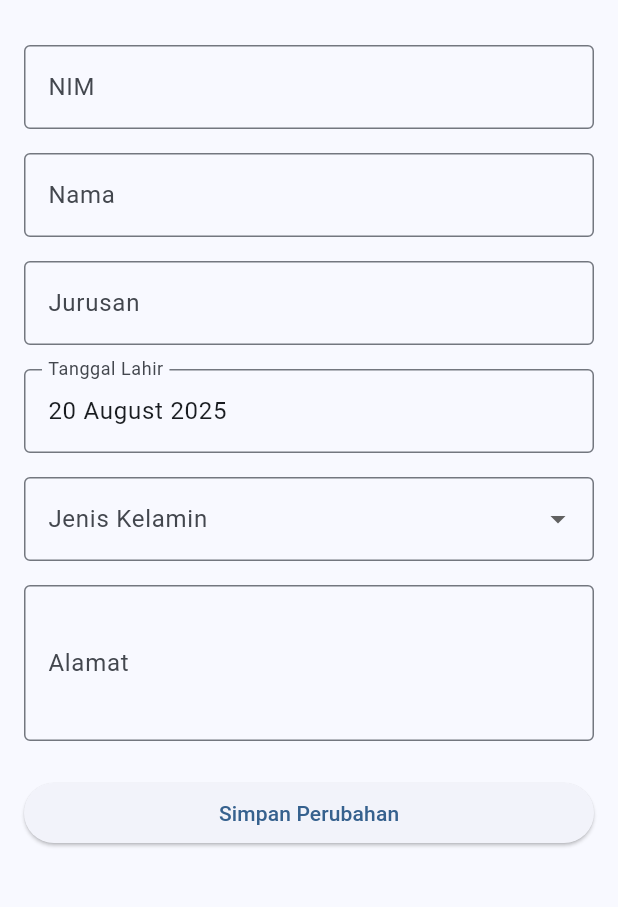
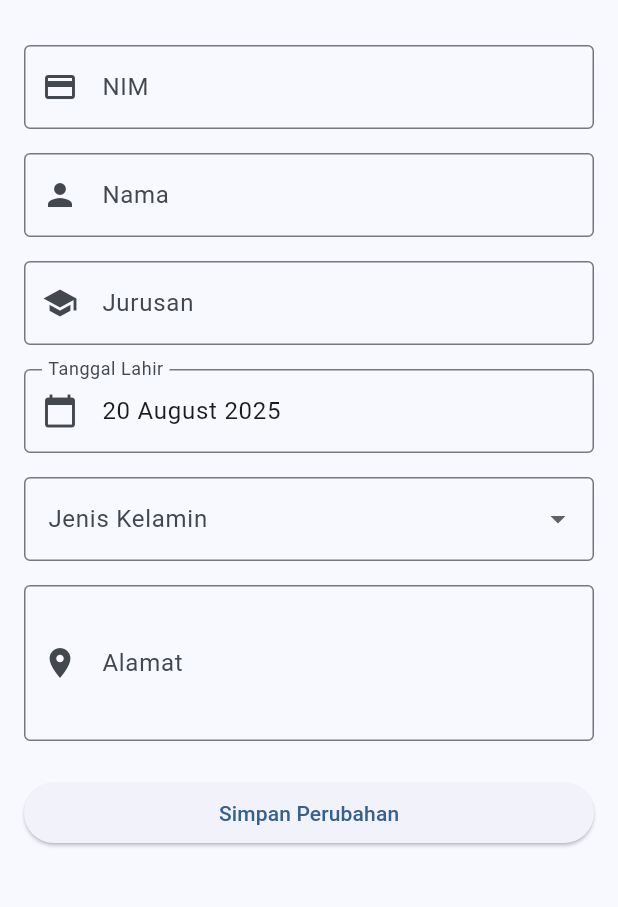
Before and after one commit to panjiarif/mahasiswa_app, a Flutter app: the EditDataPage screen opened directly with empty values, on a phone screen of 412 x 824 dp, the part 63-970 px from its top. Run offline on Flutter 3.47's test engine with Material 3 defaults, Android fonts, the phone set to English and light mode, and no system bars; our stand-ins replace sqflite; accounts and stored records are empty.

Commit message:
menambah ikon untuk form

```diff
--- a/lib/pages/edit_data_page.dart
+++ b/lib/pages/edit_data_page.dart
@@ -82,27 +82,39 @@ class _EditDataPageState extends State<EditDataPage> {
             children: [
               TextFormField(
                 controller: _nimController,
-                decoration: const InputDecoration(labelText: 'NIM', border: OutlineInputBorder()),
+                decoration: const InputDecoration(
+                    labelText: 'NIM',
+                    border: OutlineInputBorder(),
+                    prefixIcon: Icon(Icons.credit_card)),
                 validator: (value) {
-                  if (value == null || value.isEmpty) return 'NIM tidak boleh kosong';
+                  if (value == null || value.isEmpty)
+                    return 'NIM tidak boleh kosong';
                   return null;
                 },
               ),
               const SizedBox(height: 16),
               TextFormField(
                 controller: _namaController,
-                decoration: const InputDecoration(labelText: 'Nama', border: OutlineInputBorder()),
+                decoration: const InputDecoration(
+                    labelText: 'Nama',
+                    border: OutlineInputBorder(),
+                    prefixIcon: Icon(Icons.person)),
                 validator: (value) {
-                  if (value == null || value.isEmpty) return 'Nama tidak boleh kosong';
+                  if (value == null || value.isEmpty)
+                    return 'Nama tidak boleh kosong';
                   return null;
                 },
               ),
               const SizedBox(height: 16),
               TextFormField(
                 controller: _jurusanController,
-                decoration: const InputDecoration(labelText: 'Jurusan', border: OutlineInputBorder()),
+                decoration: const InputDecoration(
+                    labelText: 'Jurusan',
+                    border: OutlineInputBorder(),
+                    prefixIcon: Icon(Icons.school)),
                 validator: (value) {
-                  if (value == null || value.isEmpty) return 'Jurusan tidak boleh kosong';
+                  if (value == null || value.isEmpty)
+                    return 'Jurusan tidak boleh kosong';
                   return null;
                 },
               ),
@@ -111,10 +123,15 @@ class _EditDataPageState extends State<EditDataPage> {
                 onTap: () => _pickDate(context),
                 child: AbsorbPointer(
                   child: TextFormField(
-                    controller: TextEditingController(text: DateFormat('dd MMMM yyyy').format(_selectedDate)),
-                    decoration: const InputDecoration(labelText: 'Tanggal Lahir', border: OutlineInputBorder()),
+                    controller: TextEditingController(
+                        text: DateFormat('dd MMMM yyyy').format(_selectedDate)),
+                    decoration: const InputDecoration(
+                        labelText: 'Tanggal Lahir',
+                        border: OutlineInputBorder(),
+                        prefixIcon: Icon(Icons.calendar_today)),
                     validator: (value) {
-                      if (value == null || value.isEmpty) return 'Tanggal lahir tidak boleh kosong';
+                      if (value == null || value.isEmpty)
+                        return 'Tanggal lahir tidak boleh kosong';
                       return null;
                     },
                   ),
@@ -123,7 +140,10 @@ class _EditDataPageState extends State<EditDataPage> {
               const SizedBox(height: 16),
               DropdownButtonFormField<String>(
                 value: _selectedJenisKelamin,
-                decoration: const InputDecoration(labelText: 'Jenis Kelamin', border: OutlineInputBorder()),
+                decoration: const InputDecoration(
+                    labelText: 'Jenis Kelamin',
+                    border: OutlineInputBorder(),
+                    prefix: Icon(Icons.wc)),
                 items: _jenisKelaminOptions.map((String value) {
                   return DropdownMenuItem<String>(
                     value: value,
@@ -139,10 +159,14 @@ class _EditDataPageState extends State<EditDataPage> {
               const SizedBox(height: 16),
               TextFormField(
                 controller: _alamatController,
-                decoration: const InputDecoration(labelText: 'Alamat', border: OutlineInputBorder()),
+                decoration: const InputDecoration(
+                    labelText: 'Alamat',
+                    border: OutlineInputBorder(),
+                    prefixIcon: Icon(Icons.location_on)),
                 maxLines: 3,
                 validator: (value) {
-                  if (value == null || value.isEmpty) return 'Alamat tidak boleh kosong';
+                  if (value == null || value.isEmpty)
+                    return 'Alamat tidak boleh kosong';
                   return null;
                 },
               ),
```
Also changed, not shown: lib/pages/input_data_page.dart (+43 -13 lines).
